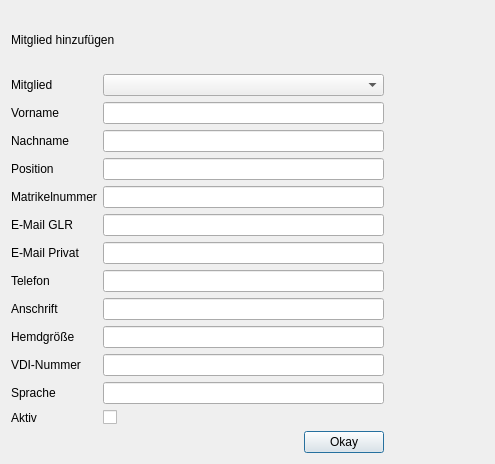
Old version of the form member.ui in the repository green-lion-racing/glr-database.
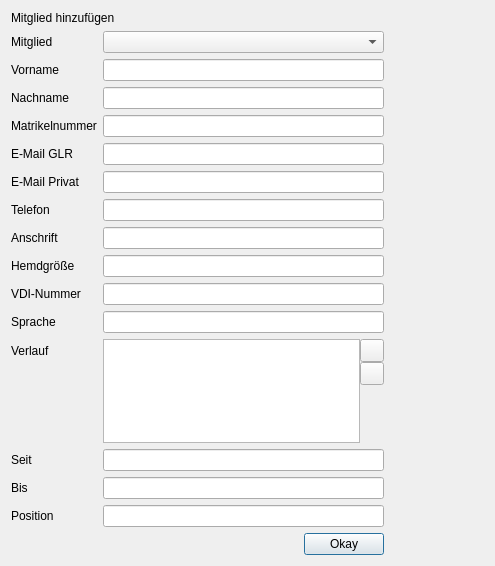
New version of the form. Icons and pictures are not drawn.

Commit message:
wip nice way to log changes in sponsors/members
ui changes done

Patch:
```diff
--- a/member.ui
+++ b/member.ui
@@ -7,21 +7,13 @@
     <x>0</x>
     <y>0</y>
     <width>495</width>
-    <height>464</height>
+    <height>566</height>
    </rect>
   </property>
   <property name="windowTitle">
    <string>Dialog</string>
   </property>
-  <layout class="QVBoxLayout" name="verticalLayout_2">
-   <item>
     <layout class="QVBoxLayout" name="verticalLayout">
-     <property name="topMargin">
-      <number>0</number>
-     </property>
-     <property name="rightMargin">
-      <number>0</number>
-     </property>
      <item>
       <widget class="QLabel" name="l_dialogTitle">
        <property name="text">
@@ -69,110 +61,174 @@
         <widget class="QLineEdit" name="le_surname"/>
        </item>
        <item row="3" column="0">
-        <widget class="QLabel" name="label_3">
-         <property name="text">
-          <string>Position</string>
-         </property>
-        </widget>
-       </item>
-       <item row="3" column="1">
-        <widget class="QLineEdit" name="le_position"/>
-       </item>
-       <item row="4" column="0">
         <widget class="QLabel" name="label_4">
          <property name="text">
           <string>Matrikelnummer</string>
          </property>
         </widget>
        </item>
-       <item row="4" column="1">
+     <item row="3" column="1">
         <widget class="QLineEdit" name="le_student_number"/>
        </item>
-       <item row="5" column="0">
+     <item row="4" column="0">
         <widget class="QLabel" name="label_5">
          <property name="text">
           <string>E-Mail GLR</string>
          </property>
         </widget>
        </item>
-       <item row="5" column="1">
+     <item row="4" column="1">
         <widget class="QLineEdit" name="le_email_glr"/>
        </item>
-       <item row="6" column="0">
+     <item row="5" column="0">
         <widget class="QLabel" name="label_6">
          <property name="text">
           <string>E-Mail Privat</string>
          </property>
         </widget>
        </item>
-       <item row="6" column="1">
+     <item row="5" column="1">
         <widget class="QLineEdit" name="le_email_private"/>
        </item>
-       <item row="7" column="0">
+     <item row="6" column="0">
         <widget class="QLabel" name="label_10">
          <property name="text">
           <string>Telefon</string>
          </property>
         </widget>
        </item>
-       <item row="7" column="1">
+     <item row="6" column="1">
         <widget class="QLineEdit" name="le_phone"/>
        </item>
-       <item row="8" column="0">
+     <item row="7" column="0">
         <widget class="QLabel" name="label_7">
          <property name="text">
           <string>Anschrift</string>
          </property>
         </widget>
        </item>
-       <item row="8" column="1">
+     <item row="7" column="1">
         <widget class="QLineEdit" name="le_address"/>
        </item>
-       <item row="9" column="1">
-        <widget class="QLineEdit" name="le_shirt_size"/>
-       </item>
-       <item row="9" column="0">
+     <item row="8" column="0">
         <widget class="QLabel" name="label_11">
          <property name="text">
           <string>Hemdgröße</string>
          </property>
         </widget>
        </item>
-       <item row="10" column="1">
-        <widget class="QLineEdit" name="le_vdi_number"/>
-       </item>
-       <item row="10" column="0">
+     <item row="8" column="1">
+      <widget class="QLineEdit" name="le_shirt_size"/>
+     </item>
+     <item row="9" column="0">
         <widget class="QLabel" name="label_12">
          <property name="text">
           <string>VDI-Nummer</string>
          </property>
         </widget>
        </item>
-       <item row="11" column="1">
-        <widget class="QLineEdit" name="le_language"/>
-       </item>
-       <item row="11" column="0">
+     <item row="9" column="1">
+      <widget class="QLineEdit" name="le_vdi_number"/>
+     </item>
+     <item row="10" column="0">
         <widget class="QLabel" name="label_9">
          <property name="text">
           <string>Sprache</string>
          </property>
         </widget>
        </item>
-       <item row="12" column="1">
-        <widget class="QCheckBox" name="cb_active">
-         <property name="text">
-          <string/>
-         </property>
-        </widget>
-       </item>
-       <item row="12" column="0">
+     <item row="10" column="1">
+      <widget class="QLineEdit" name="le_language"/>
+     </item>
+     <item row="11" column="0">
         <widget class="QLabel" name="label_14">
          <property name="text">
-          <string>Aktiv</string>
+        <string>Verlauf</string>
+       </property>
+      </widget>
+     </item>
+     <item row="11" column="1">
+      <layout class="QHBoxLayout" name="horizontalLayout_2">
+       <property name="spacing">
+        <number>0</number>
+       </property>
+       <item>
+        <widget class="QTableWidget" name="tw_changes"/>
+       </item>
+       <item>
+        <layout class="QVBoxLayout" name="verticalLayout_3">
+         <property name="spacing">
+          <number>0</number>
+         </property>
+         <property name="topMargin">
+          <number>0</number>
+         </property>
+         <property name="rightMargin">
+          <number>0</number>
+         </property>
+         <item>
+          <widget class="QToolButton" name="tb_add">
+           <property name="text">
+            <string/>
+           </property>
+           <property name="icon">
+            <iconset resource="resources.qrc">
+             <normaloff>:/img/icon_add.png</normaloff>:/img/icon_add.png</iconset>
+           </property>
+          </widget>
+         </item>
+         <item>
+          <widget class="QToolButton" name="tb_remove">
+           <property name="text">
+            <string/>
+           </property>
+           <property name="icon">
+            <iconset resource="resources.qrc">
+             <normaloff>:/img/icon_remove.png</normaloff>:/img/icon_remove.png</iconset>
+           </property>
+          </widget>
+         </item>
+         <item>
+          <spacer name="verticalSpacer">
+           <property name="orientation">
+            <enum>Qt::Vertical</enum>
+           </property>
+           <property name="sizeHint" stdset="0">
+            <size>
+             <width>20</width>
+             <height>40</height>
+            </size>
+           </property>
+          </spacer>
+         </item>
+        </layout>
+       </item>
+      </layout>
+     </item>
+     <item row="12" column="0">
+      <widget class="QLabel" name="label_15">
+       <property name="text">
+        <string>Seit</string>
+       </property>
+      </widget>
+     </item>
+     <item row="12" column="1">
+      <widget class="QLineEdit" name="le_since"/>
+     </item>
+     <item row="13" column="0">
+      <widget class="QLabel" name="label_16">
+       <property name="text">
+        <string>Bis</string>
          </property>
         </widget>
        </item>
        <item row="13" column="1">
+      <widget class="QLineEdit" name="le_until"/>
+     </item>
+     <item row="14" column="1">
+      <widget class="QLineEdit" name="le_position"/>
+     </item>
+     <item row="15" column="1">
         <layout class="QHBoxLayout" name="horizontalLayout">
          <item>
           <spacer name="horizontalSpacer">
@@ -199,7 +255,12 @@
          </item>
         </layout>
        </item>
-      </layout>
+     <item row="14" column="0">
+      <widget class="QLabel" name="label_3">
+       <property name="text">
+        <string>Position</string>
+       </property>
+      </widget>
      </item>
     </layout>
    </item>
```
Left out of the diff: 14 changed lines with no effect on the pictures. Lines whose indentation alone changed are shown as unchanged. The commit also changes 1 other file.
